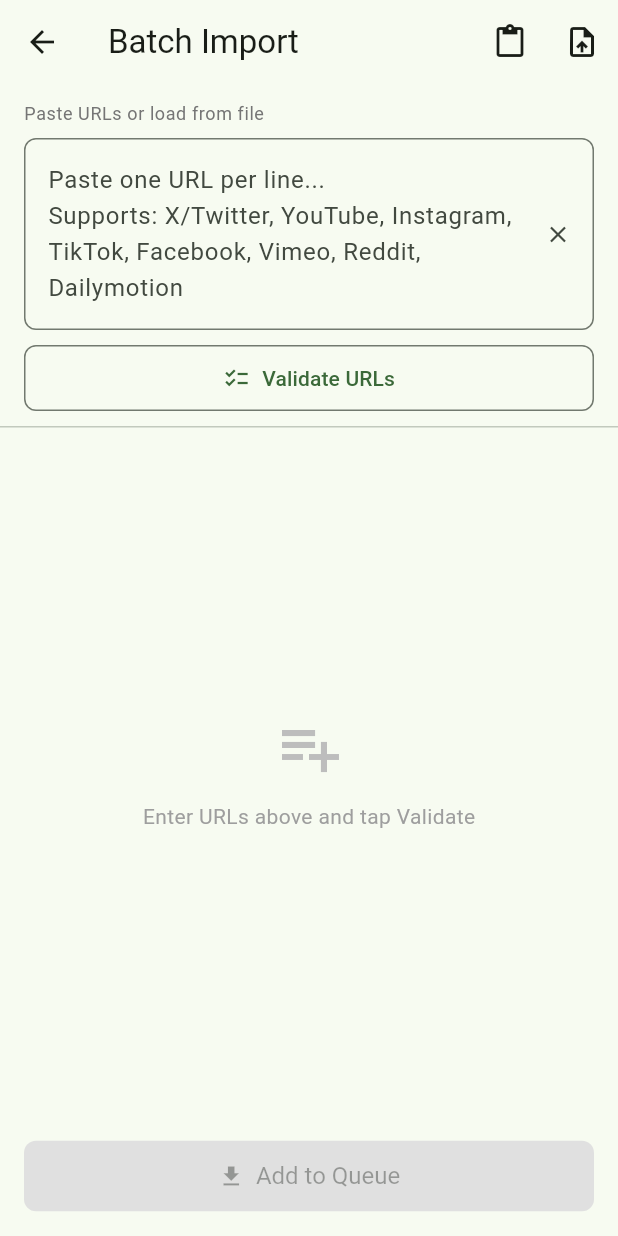
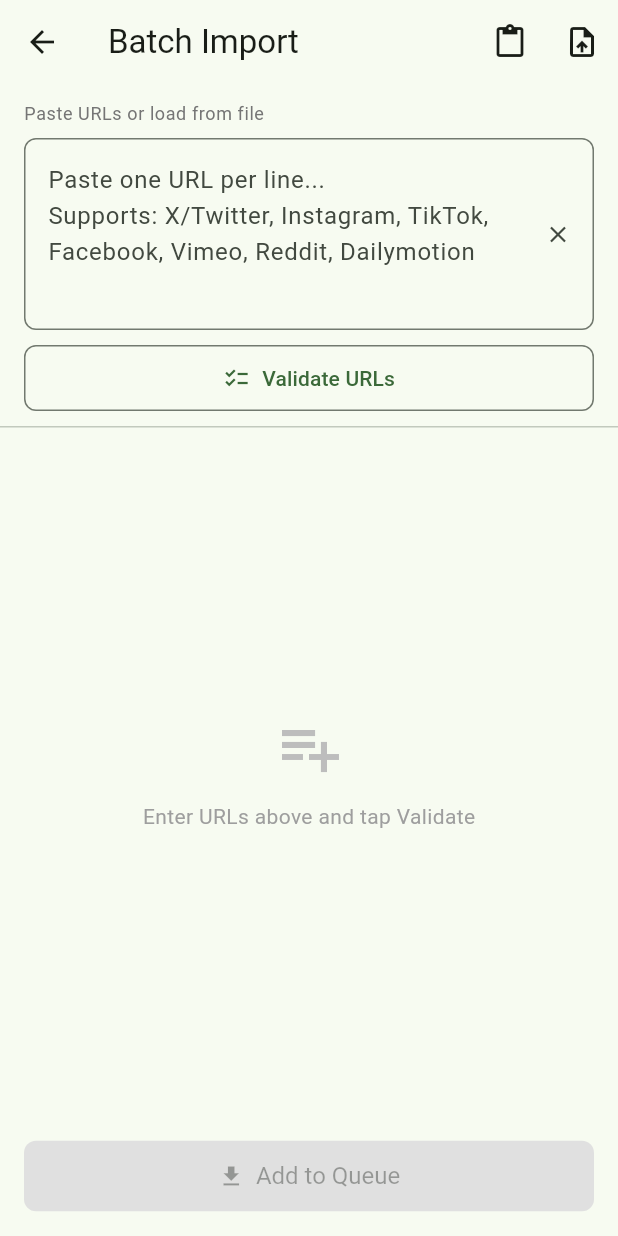
Before and after one commit to Angriff36/x-video-downloader, a Flutter app: the BatchImportScreen screen opened directly, on a phone screen of 412 x 824 dp. Run offline on Flutter 3.47's test engine with Material 3 defaults, Android fonts, the phone set to English and light mode, and no system bars; our stand-ins replace connectivity_plus, file_picker, fl_chart, flutter_secure_storage, share_plus, shared_preferences and 1 more; missing offline and left inert: android_intent_plus, clipboard_watcher, flutter_appauth, flutter_inappwebview, receive_sharing_intent; accounts and stored records are empty; statements that could not run were skipped.

Commit message:
[policy] Remove YouTube downloads for Google Play (1.1.14+107)
Play rejected 106 under Device and Network Abuse: YouTube downloading
violates YouTube ToS. Server refuses YouTube URLs on every endpoint
(all app versions); app blocks YouTube links before any request, stops
offering them from clipboard/share, and drops YouTube from UI text.

Co-Authored-By: Claude Opus 5.5 <noreply@anthropic.com>

```diff
--- a/x_video_downloader_flutter_frontend/lib/batch_import_screen.dart
+++ b/x_video_downloader_flutter_frontend/lib/batch_import_screen.dart
@@ -286,7 +286,7 @@ class _BatchImportScreenState extends State<BatchImportScreen> {
             maxLines: 4,
             decoration: InputDecoration(
               hintText: 'Paste one URL per line...\n'
-                  'Supports: X/Twitter, YouTube, Instagram, TikTok, Facebook, Vimeo, Reddit, Dailymotion',
+                  'Supports: X/Twitter, Instagram, TikTok, Facebook, Vimeo, Reddit, Dailymotion',
               border: const OutlineInputBorder(),
               suffixIcon: IconButton(
                 icon: const Icon(Icons.clear, size: 18),
--- a/x_video_downloader_flutter_frontend/lib/download_queue_manager.dart
+++ b/x_video_downloader_flutter_frontend/lib/download_queue_manager.dart
@@ -338,6 +338,12 @@ class DownloadQueueManager extends ChangeNotifier {
     final id = item.id!;
     final index = _queue.indexWhere((i) => i.id == id);
     if (index == -1) return;
+
+    if (DownloadRecord.isYouTube(item.url)) {
+      await _handleDownloadError(id, DownloadRecord.youTubeNotSupported,
+          'unsupported_platform', false);
+      return;
+    }
 
     // Update to downloading
     _queue[index] = item.copyWith(
--- a/x_video_downloader_flutter_frontend/lib/download_record.dart
+++ b/x_video_downloader_flutter_frontend/lib/download_record.dart
@@ -108,6 +108,10 @@ class DownloadRecord {
   ];
 
   /// Detect platform from URL by parsed hostname.
+  /// Google Play rejects the app for YouTube downloads (YouTube ToS).
+  static bool isYouTube(String url) => detectPlatform(url) == 'YouTube';
+  static const youTubeNotSupported = 'YouTube downloads are not supported.';
+
   static String detectPlatform(String url) {
     final host = Uri.tryParse(url.trim())?.host.toLowerCase() ?? '';
     if (host.isEmpty) return 'Other';
--- a/x_video_downloader_flutter_frontend/lib/filename_template.dart
+++ b/x_video_downloader_flutter_frontend/lib/filename_template.dart
@@ -7,7 +7,7 @@ import 'package:shared_preferences/shared_preferences.dart';
 ///
 /// Supported placeholders:
 ///   {title}      - Video title (sanitized for filesystem)
-///   {platform}   - Platform name (YouTube, Instagram, TikTok, etc.)
+///   {platform}   - Platform name (X/Twitter, Instagram, TikTok, etc.)
 ///   {uploader}   - Channel/uploader name
 ///   {date}       - Upload date as YYYY-MM-DD
 ///   {year}       - Upload year
@@ -115,7 +115,7 @@ class FilenameTemplate {
   /// List of all available placeholders with descriptions.
   static const placeholders = <PlaceholderInfo>[
     PlaceholderInfo(tag: 'title', description: 'Video title'),
-    PlaceholderInfo(tag: 'platform', description: 'Platform name (YouTube, Instagram, etc.)'),
+    PlaceholderInfo(tag: 'platform', description: 'Platform name (X/Twitter, Instagram, etc.)'),
     PlaceholderInfo(tag: 'uploader', description: 'Channel/uploader name'),
     PlaceholderInfo(tag: 'date', description: 'Upload date (YYYY-MM-DD)'),
     PlaceholderInfo(tag: 'year', description: 'Upload year'),
@@ -143,7 +143,7 @@ class FilenameTemplate {
   static String preview(String template) {
     return template
         .replaceAll('{title}', 'Amazing Video Title')
-        .replaceAll('{platform}', 'YouTube')
+        .replaceAll('{platform}', 'TikTok')
         .replaceAll('{uploader}', 'ChannelName')
         .replaceAll('{date}', '2025-01-15')
         .replaceAll('{year}', '2025')
--- a/x_video_downloader_flutter_frontend/lib/filename_template_settings_screen.dart
+++ b/x_video_downloader_flutter_frontend/lib/filename_template_settings_screen.dart
@@ -30,7 +30,6 @@ class _FilenameTemplateSettingsScreenState
   final Map<String, bool> _platformExpanded = {};
 
   static const _platforms = [
-    'YouTube',
     'Instagram',
     'TikTok',
     'X/Twitter',
--- a/x_video_downloader_flutter_frontend/lib/video_url_patterns.dart
+++ b/x_video_downloader_flutter_frontend/lib/video_url_patterns.dart
@@ -6,7 +6,6 @@ final videoUrlPattern = RegExp(
   // Path-specific patterns for the big platforms (avoids false positives
   // like profile pages).
   r'(?:www\.)?(?:x\.com|twitter\.com)/\w+/status/\d+'
-  r'|(?:www\.|m\.)?(?:youtube\.com/(?:watch\?v=|shorts/|embed/)|youtu\.be/)'
   r'|(?:www\.)?(?:instagram\.com/(?:reel|p|tv)/)'
   r'|(?:www\.|vm\.|vt\.)?(?:tiktok\.com/)'
   r'|(?:www\.|m\.)?(?:facebook\.com/(?:watch|reel|share|videos/)|fb\.watch/)'
--- a/x_video_downloader_flutter_frontend/pubspec.yaml
+++ b/x_video_downloader_flutter_frontend/pubspec.yaml
@@ -16,7 +16,7 @@ publish_to: 'none' # Remove this line if you wish to publish to pub.dev
 # https://developer.apple.com/library/archive/documentation/General/Reference/InfoPlistKeyReference/Articles/CoreFoundationKeys.html
 # In Windows, build-name is used as the major, minor, and patch parts
 # of the product and file versions while build-number is used as the build suffix.
-version: 1.1.13+106
+version: 1.1.14+107
 
 environment:
   sdk: ^3.7.2
```
Also changed, not shown: x_video_downloader_flutter_frontend/lib/main.dart (+13 -0 lines), 1 other file.
